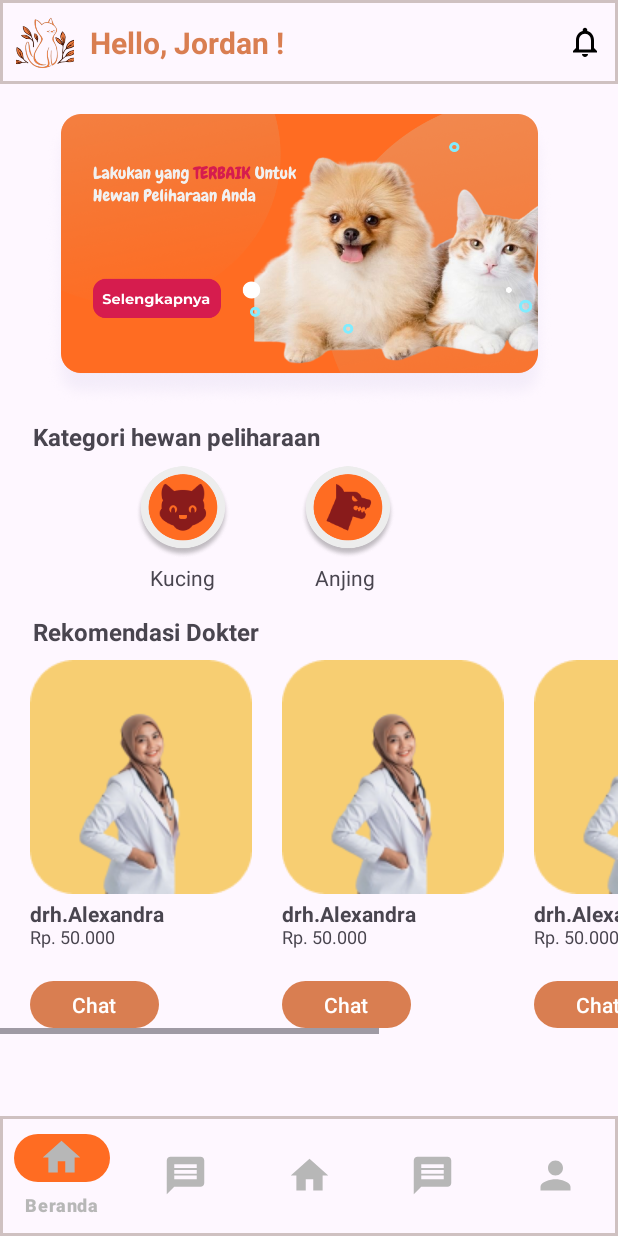
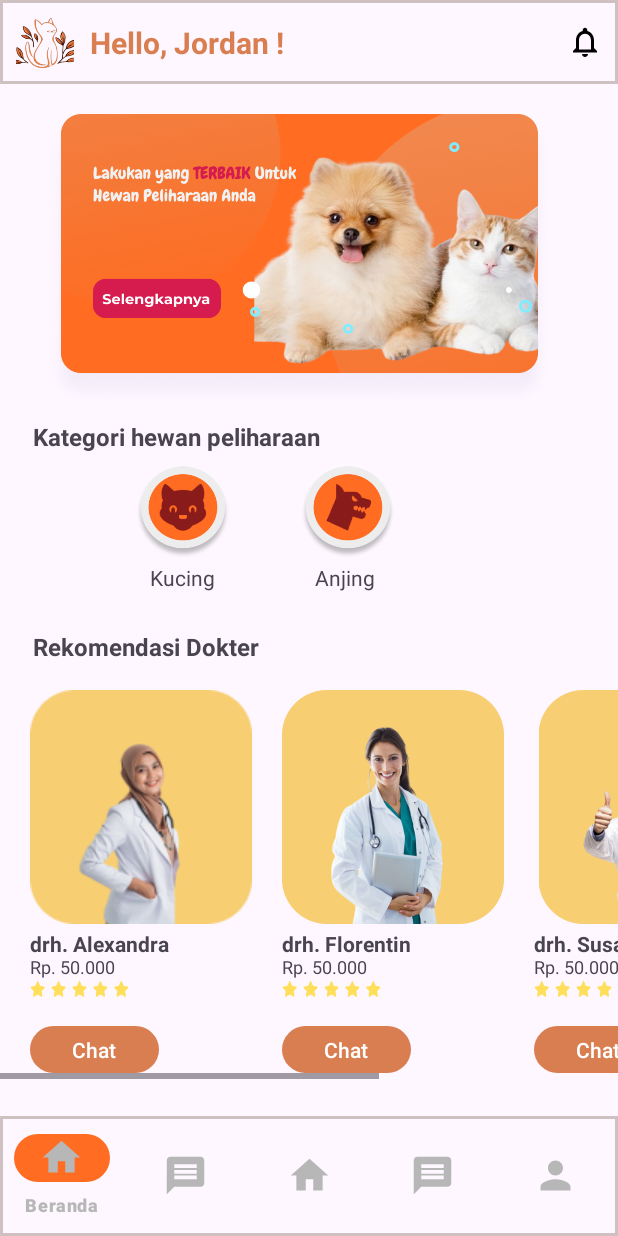
Before and after one commit to RickyAgeng/ProjectMassive-Serenity-Mobile-Petcare, an Android app: the HomeFragment screen opened directly, with no data from a screen before it, on a phone screen of 412 x 824 dp. Run offline under Robolectric (Android 15) with nearby library versions, the phone set to English and light mode, and no system bars; our stand-ins replace data binding.

Commit message:
home page update

```diff
--- a/app/src/main/res/layout/fragment_home.xml
+++ b/app/src/main/res/layout/fragment_home.xml
@@ -64,7 +64,7 @@
         android:layout_height="wrap_content"
         android:text="Rekomendasi Dokter"
         android:layout_marginStart="22dp"
-        android:layout_marginTop="410dp"
+        android:layout_marginTop="420dp"
         android:textStyle="bold"
         android:textSize="16sp"
         />
@@ -72,7 +72,7 @@
     <HorizontalScrollView
         android:layout_width="match_parent"
         android:layout_height="wrap_content"
-        android:layout_marginTop="440dp">
+        android:layout_marginTop="460dp">
 
         <LinearLayout
             android:layout_width="wrap_content"
@@ -91,7 +91,7 @@
                 <TextView
                     android:layout_width="wrap_content"
                     android:layout_height="wrap_content"
-                    android:text="drh.Alexandra"
+                    android:text="drh. Alexandra"
                     android:textSize="14sp"
                     android:textStyle="bold"
                     android:layout_marginTop="159dp"
@@ -103,18 +103,18 @@
                     android:textSize="12sp"
                     android:layout_marginTop="176dp"
                     android:layout_marginStart="20dp" />
-<!--                <ImageView-->
-<!--                    android:layout_width="65dp"-->
-<!--                    android:layout_height="12dp"-->
-<!--                    android:src=""-->
-<!--                    android:layout_marginTop="190dp"-->
-<!--                    android:layout_marginStart="20dp"/>-->
+                <ImageView
+                    android:layout_width="65dp"
+                    android:layout_height="12dp"
+                    android:src="@drawable/rating"
+                    android:layout_marginTop="193dp"
+                    android:layout_marginStart="20dp"/>
                 <Button
                     android:layout_width="86dp"
                     android:layout_height="39dp"
                     android:text="Chat"
                     android:textColor="@color/white"
-                    android:layout_marginTop="210dp"
+                    android:layout_marginTop="220dp"
                     android:layout_marginStart="20dp"
                     />
             </RelativeLayout>
@@ -126,12 +126,12 @@
                 <ImageView
                     android:layout_width="148dp"
                     android:layout_height="156dp"
-                    android:src="@drawable/rekomalexandra"
+                    android:src="@drawable/rekomflorentin"
                     android:layout_marginStart="20dp"/>
                 <TextView
                     android:layout_width="wrap_content"
                     android:layout_height="wrap_content"
-                    android:text="drh.Alexandra"
+                    android:text="drh. Florentin"
                     android:textSize="14sp"
                     android:textStyle="bold"
                     android:layout_marginTop="159dp"
@@ -143,18 +143,18 @@
                     android:textSize="12sp"
                     android:layout_marginTop="176dp"
                     android:layout_marginStart="20dp" />
-<!--                <ImageView-->
-<!--                    android:layout_width="65dp"-->
-<!--                    android:layout_height="12dp"-->
-<!--                    android:src=""-->
-<!--                    android:layout_marginTop="190dp"-->
-<!--                    android:layout_marginStart="20dp"/>-->
+                <ImageView
+                    android:layout_width="65dp"
+                    android:layout_height="12dp"
+                    android:src="@drawable/rating"
+                    android:layout_marginTop="193dp"
+                    android:layout_marginStart="20dp"/>
                 <Button
                     android:layout_width="86dp"
                     android:layout_height="39dp"
                     android:text="Chat"
                     android:textColor="@color/white"
-                    android:layout_marginTop="210dp"
+                    android:layout_marginTop="220dp"
                     android:layout_marginStart="20dp"
                     />
             </RelativeLayout>
@@ -166,12 +166,12 @@
                 <ImageView
                     android:layout_width="148dp"
                     android:layout_height="156dp"
-                    android:src="@drawable/rekomalexandra"
+                    android:src="@drawable/rekomsusanto"
                     android:layout_marginStart="20dp"/>
                 <TextView
                     android:layout_width="wrap_content"
                     android:layout_height="wrap_content"
-                    android:text="drh.Alexandra"
+                    android:text="drh. Susanto"
                     android:textSize="14sp"
                     android:textStyle="bold"
                     android:layout_marginTop="159dp"
@@ -183,18 +183,18 @@
                     android:textSize="12sp"
                     android:layout_marginTop="176dp"
                     android:layout_marginStart="20dp" />
-<!--                <ImageView-->
-<!--                    android:layout_width="65dp"-->
-<!--                    android:layout_height="12dp"-->
-<!--                    android:src=""-->
-<!--                    android:layout_marginTop="190dp"-->
-<!--                    android:layout_marginStart="20dp"/>-->
+                <ImageView
+                    android:layout_width="65dp"
+                    android:layout_height="12dp"
+                    android:src="@drawable/rating"
+                    android:layout_marginTop="193dp"
+                    android:layout_marginStart="20dp"/>
                 <Button
                     android:layout_width="86dp"
                     android:layout_height="39dp"
                     android:text="Chat"
                     android:textColor="@color/white"
-                    android:layout_marginTop="210dp"
+                    android:layout_marginTop="220dp"
                     android:layout_marginStart="20dp"
                     />
             </RelativeLayout>
@@ -206,12 +206,12 @@
                 <ImageView
                     android:layout_width="148dp"
                     android:layout_height="156dp"
-                    android:src="@drawable/rekomalexandra"
+                    android:src="@drawable/rekomida"
                     android:layout_marginStart="20dp"/>
                 <TextView
                     android:layout_width="wrap_content"
                     android:layout_height="wrap_content"
-                    android:text="drh.Alexandra"
+                    android:text="drh. Ida Sukma"
                     android:textSize="14sp"
                     android:textStyle="bold"
                     android:layout_marginTop="159dp"
@@ -223,18 +223,18 @@
                     android:textSize="12sp"
                     android:layout_marginTop="176dp"
                     android:layout_marginStart="20dp" />
-<!--                <ImageView-->
-<!--                    android:layout_width="65dp"-->
-<!--                    android:layout_height="12dp"-->
-<!--                    android:src="@drawable/icon"-->
-<!--                    android:layout_marginTop="190dp"-->
-<!--                    android:layout_marginStart="20dp"/>-->
+                <ImageView
+                    android:layout_width="65dp"
+                    android:layout_height="12dp"
+                    android:src="@drawable/rating"
+                    android:layout_marginTop="193dp"
+                    android:layout_marginStart="20dp"/>
                 <Button
                     android:layout_width="86dp"
                     android:layout_height="39dp"
                     android:text="Chat"
                     android:textColor="@color/white"
-                    android:layout_marginTop="210dp"
+                    android:layout_marginTop="220dp"
                     android:layout_marginStart="20dp"
                     />
             </RelativeLayout>
```
Also changed, not shown: app/src/main/res/drawable/rekomflorentin.png (added), app/src/main/res/drawable/rekomida.png (added), app/src/main/res/drawable/rekomsusanto.png (added).
